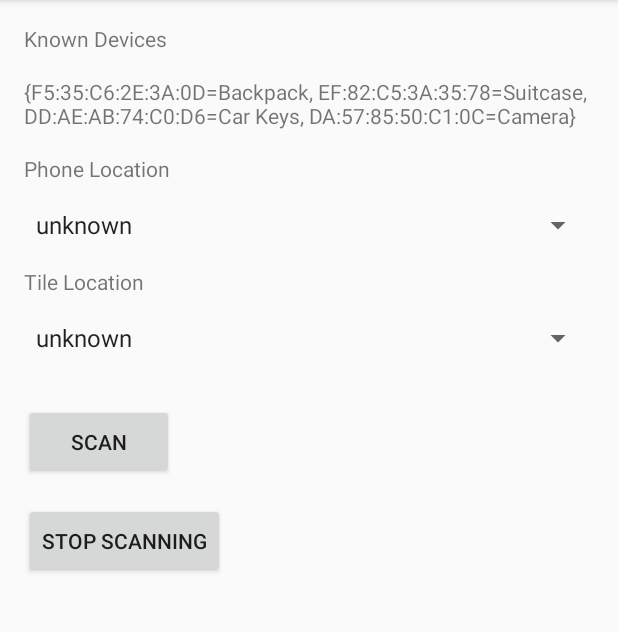
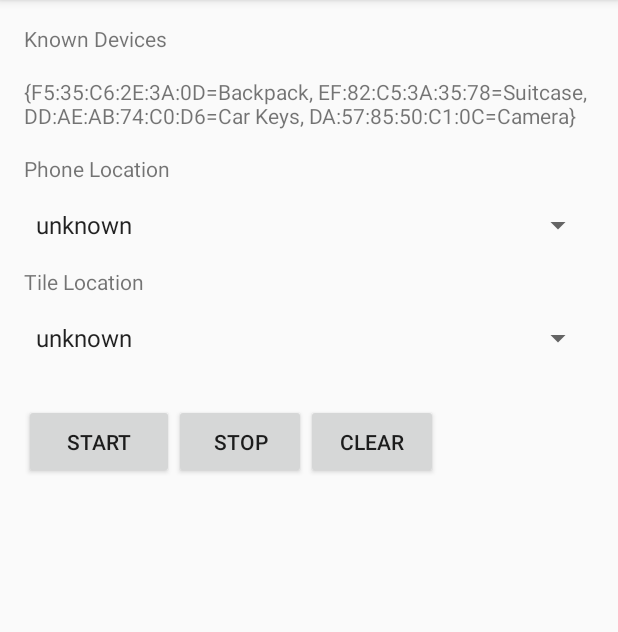
Before and after one commit to cartland/Marauder, an Android app: the screen it shows after launch (MainActivity), on a phone screen of 412 x 824 dp, the part 84-716 px from its top. Run offline under Robolectric (Android 15) with nearby library versions, the phone set to English and light mode, and no system bars; our stand-ins replace Firebase (no records; nobody signed in at launch, a user with empty details on screens opened directly).

```diff
--- a/android/Marauder/app/build.gradle
+++ b/android/Marauder/app/build.gradle
@@ -10,8 +10,8 @@ android {
         applicationId "com.chriscartland.marauder"
         minSdkVersion 23
         targetSdkVersion 29
-        versionCode 9
-        versionName "1.0.7"
+        versionCode 10
+        versionName "1.0.8"
         testInstrumentationRunner "androidx.test.runner.AndroidJUnitRunner"
     }
     buildTypes {
--- a/android/Marauder/app/src/main/java/com/chriscartland/marauder/MainActivity.kt
+++ b/android/Marauder/app/src/main/java/com/chriscartland/marauder/MainActivity.kt
@@ -12,11 +12,10 @@ import android.content.pm.PackageManager
 import android.content.res.Resources
 import android.os.AsyncTask
 import android.os.Bundle
-import android.os.Handler
-import android.os.Looper
 import android.os.PersistableBundle
 import android.text.method.ScrollingMovementMethod
 import android.util.Log
+import android.view.View
 import android.widget.Button
 import android.widget.Spinner
 import android.widget.TextView
@@ -175,8 +174,6 @@ class MainActivity : AppCompatActivity() {
                 )
             }
             builder.show()
-        } else {
-            restartPeriodically()
         }
     }
 
@@ -204,7 +201,6 @@ class MainActivity : AppCompatActivity() {
                         Log.d(TAG, "onRequestPermissionsResult: Retrieving BluetoothLeScanner")
                         bleScanner = adapter?.bluetoothLeScanner
                     }
-                    restartPeriodically()
                 } else {
                     val builder = AlertDialog.Builder(this)
                     builder.setTitle(getString(R.string.permission_denied_title))
@@ -219,58 +215,28 @@ class MainActivity : AppCompatActivity() {
 
     private fun startScanning() {
         Log.d(TAG, "startScanning")
+        mainTextView.text = ""
+        startScanButton.visibility = View.GONE
+        stopScanButton.visibility = View.VISIBLE
         AsyncTask.execute {
             bleScanner?.startScan(bleScanCallback)
             if (bleScanner == null) {
                 Log.w(TAG, "startScanning: BluetoothLeScanner not available")
             }
-            onScanStarted()
         }
-    }
-
-    private fun onScanStarted() {
-        Log.w(TAG, "onScanStarted")
     }
 
     private fun stopScanning() {
         Log.d(TAG, "stopScanning")
+        mainTextView.append("Stopped Scanning")
+        startScanButton.visibility = View.VISIBLE
+        stopScanButton.visibility = View.GONE
         AsyncTask.execute {
             bleScanner?.stopScan(bleScanCallback)
             if (bleScanner == null) {
                 Log.w(TAG, "stopScanning: BluetoothLeScanner not available")
             }
-            onScanStopped()
         }
-    }
-
-    private var restartOnStop: Boolean = false
-
-    private fun onScanStopped() {
-        Log.w(TAG, "onScanStopped")
-        if (restartOnStop) {
-            restartOnStop = false
-            startScanning()
-        }
-    }
-
-    private fun restartScanning() {
-        Log.d(TAG, "restartScanning")
-        stopScanning()
-        restartOnStop = true
-    }
-
-    // TODO: Handle screen rotations (onDestroy, etc).
-    val restartScanHandler = Handler(Looper.getMainLooper())
-
-    private fun restartPeriodically(delayMillis : Long = 10L * 60L * 1000L) {
-        Log.d(TAG, "restartPeriodically: delayMillis $delayMillis")
-        restartScanning()
-        restartScanHandler.postDelayed(object : Runnable {
-            override fun run() {
-                restartScanning()
-                restartScanHandler.postDelayed(this, delayMillis)
-            }
-        }, delayMillis)
     }
 
     /**
--- a/android/Marauder/app/src/main/res/layout/activity_main.xml
+++ b/android/Marauder/app/src/main/res/layout/activity_main.xml
@@ -56,6 +56,11 @@
             android:layout_marginBottom="16dp"
             android:entries="@array/locations" />
 
+    <LinearLayout
+            android:layout_width="match_parent"
+            android:layout_height="match_parent"
+            android:orientation="horizontal">
+
         <Button
                 android:id="@+id/start_scan_button"
                 android:layout_width="100dp"
@@ -70,6 +75,14 @@
                 android:text="@string/stop_scanning_button_text"
                 android:layout_marginTop="16dp" />
 
+        <Button
+                android:id="@+id/clear_button"
+                android:layout_width="wrap_content"
+                android:layout_height="50dp"
+                android:text="@string/clear_button_text"
+                android:layout_marginTop="16dp" />
+    </LinearLayout>
+
     <TextView
             android:id="@+id/main_text_view"
             android:layout_width="match_parent"
@@ -77,5 +90,4 @@
             android:maxLines="30"
             android:layout_marginTop="16dp"
             android:scrollbars="vertical" />
-
 </LinearLayout>
--- a/android/Marauder/app/src/main/res/values/strings.xml
+++ b/android/Marauder/app/src/main/res/values/strings.xml
@@ -1,8 +1,9 @@
 <resources>
     <string name="app_name">Marauder\'s Map</string>
     <string name="main_activity_header">Let\'s experiment!</string>
-    <string name="scan_button_text">Scan</string>
-    <string name="stop_scanning_button_text">Stop Scanning</string>
+    <string name="scan_button_text">Start</string>
+    <string name="stop_scanning_button_text">Stop</string>
+    <string name="clear_button_text">Clear</string>
     <string name="permission_title">Bluetooth requires location permission</string>
     <string name="permission_message">Please allow this app to view location so this app can detect Bluetooth devices.
     </string>
```
Lines whose indentation alone changed are shown as unchanged.
